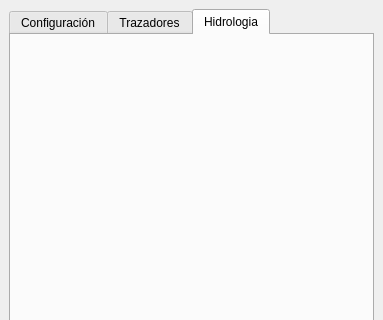
This is qgisplugin/HydroSEDPlugin_dockwidget_base.ui in nicolas998/WMF as Qt 5 draws it before an edit; both pictures show x 0 to 383 and y 0 to 320 of the 383 by 869 pixel window. The edited form follows.
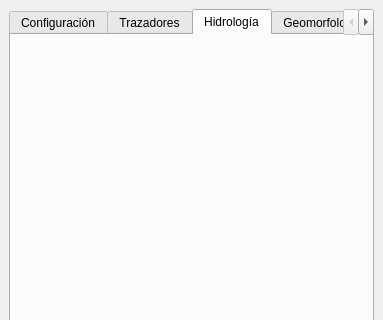
This is the edited form.

Commit message: pone tab de geomorfologia

```diff
--- a/qgisplugin/HydroSEDPlugin_dockwidget_base.ui
+++ b/qgisplugin/HydroSEDPlugin_dockwidget_base.ui
@@ -560,7 +560,12 @@
       </widget>
       <widget class="QWidget" name="tab">
        <attribute name="title">
-        <string>Hidrologia</string>
+        <string>Hidrología</string>
+       </attribute>
+      </widget>
+      <widget class="QWidget" name="tab_2">
+       <attribute name="title">
+        <string>Geomorfología</string>
        </attribute>
       </widget>
      </widget>
```
